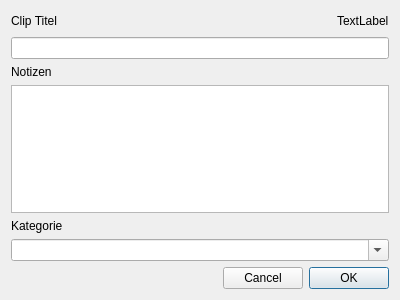
maxwernz/Video-Analyse, file clip_handler.ui: the form before one commit.
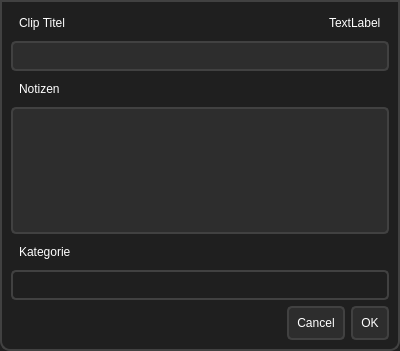
The form after the commit. Icons and pictures are not drawn.

Patch:
```diff
--- a/clip_handler.ui
+++ b/clip_handler.ui
@@ -7,12 +7,100 @@
     <x>0</x>
     <y>0</y>
     <width>400</width>
-    <height>300</height>
+    <height>351</height>
    </rect>
   </property>
   <property name="windowTitle">
    <string>Dialog</string>
   </property>
+  <property name="styleSheet">
+   <string notr="true">/* Style for the QDialog */
+QDialog {
+    background-color: rgb(31, 31, 31); /* Dark background */
+    border: 2px solid rgb(65, 65, 65); /* Border around the window */
+    border-top-left-radius: 0px; /* No radius on top left */
+    border-top-right-radius: 0px; /* No radius on top right */
+    border-bottom-left-radius: 10px; /* Rounded bottom left */
+    border-bottom-right-radius: 10px; /* Rounded bottom right */
+    padding: 10px; /* Padding inside the window */
+}
+
+/* QLabel styling */
+QLabel {
+    color: white; /* White text for labels */
+    font: 14px &quot;Segoe UI&quot;, sans-serif; /* Modern font */
+    padding: 5px;
+}
+
+/* QLineEdit styling (Clip name input field) */
+QLineEdit {
+    background-color: rgb(45, 45, 45); /* Slightly lighter background for input */
+    color: white; /* White text */
+    border: 2px solid rgb(65, 65, 65);
+    border-radius: 5px;
+    padding: 5px;
+    font: 14px &quot;Segoe UI&quot;, sans-serif;
+}
+
+/* QTextEdit styling (Notes input field) */
+QTextEdit {
+    background-color: rgb(45, 45, 45);
+    color: white;
+    border: 2px solid rgb(65, 65, 65);
+    border-radius: 5px;
+    padding: 5px;
+    font: 14px &quot;Segoe UI&quot;, sans-serif;
+}
+
+/* QComboBox styling */
+QComboBox {
+    border: 2px solid rgb(65, 65, 65); /* Border for combo box */
+    border-radius: 5px;
+    padding: 5px;
+    background-color: rgb(31, 31, 31); /* Dark background */
+    color: white;
+    font: 14px &quot;Segoe UI&quot;, sans-serif;
+}
+
+QComboBox::drop-down {
+    border: none;
+    width: 30px;                    /* Width of the drop-down button */
+}
+
+QComboBox::down-arrow {
+	image: url(:/icons/chevron.down.square.png);
+    width: 20px;
+    height: 20px;
+}
+
+QComboBox QAbstractItemView {
+    background-color: rgb(31, 31, 31); /* Background of the drop-down list */
+    color: white; /* Text color */
+    border: 2px solid rgb(65, 65, 65); /* Border around drop-down */
+    selection-background-color: rgb(66, 65, 64); /* Highlight color for selected item */
+}
+
+/* QPushButton styling */
+QPushButton {
+    background-color: rgb(45, 45, 45); /* Button background */
+    color: white; /* Button text color */
+    border: 2px solid rgb(65, 65, 65); /* Border color */
+    border-radius: 5px; /* Rounded corners */
+    padding: 8px;
+    font: 14px &quot;Segoe UI&quot;, sans-serif;
+}
+
+QPushButton:hover {
+    background-color: rgb(66, 65, 64); /* Change background on hover */
+    border: 2px solid rgb(80, 80, 80); /* Slightly lighter border on hover */
+}
+
+QPushButton:pressed {
+    background-color: rgb(100, 100, 100); /* Darker background on press */
+    border: 2px solid rgb(80, 80, 80);
+}
+</string>
+  </property>
   <layout class="QVBoxLayout" name="verticalLayout">
    <item>
     <layout class="QHBoxLayout" name="horizontalLayout">
```
Left out of the diff: 4 changed lines with no effect on the pictures.
